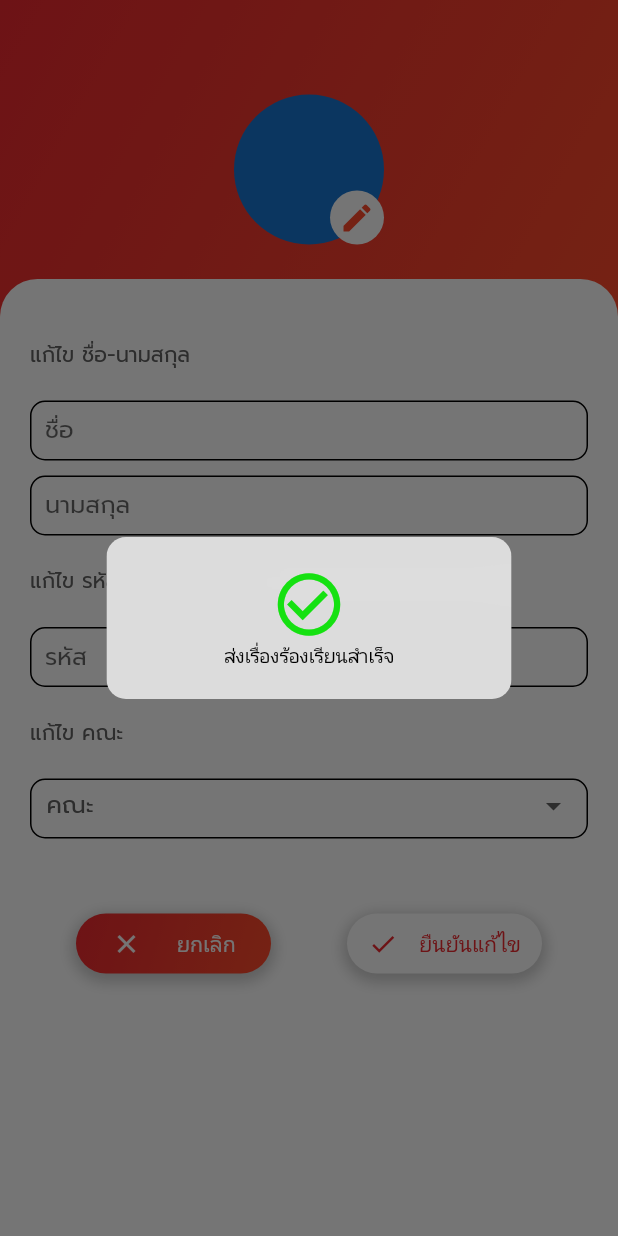
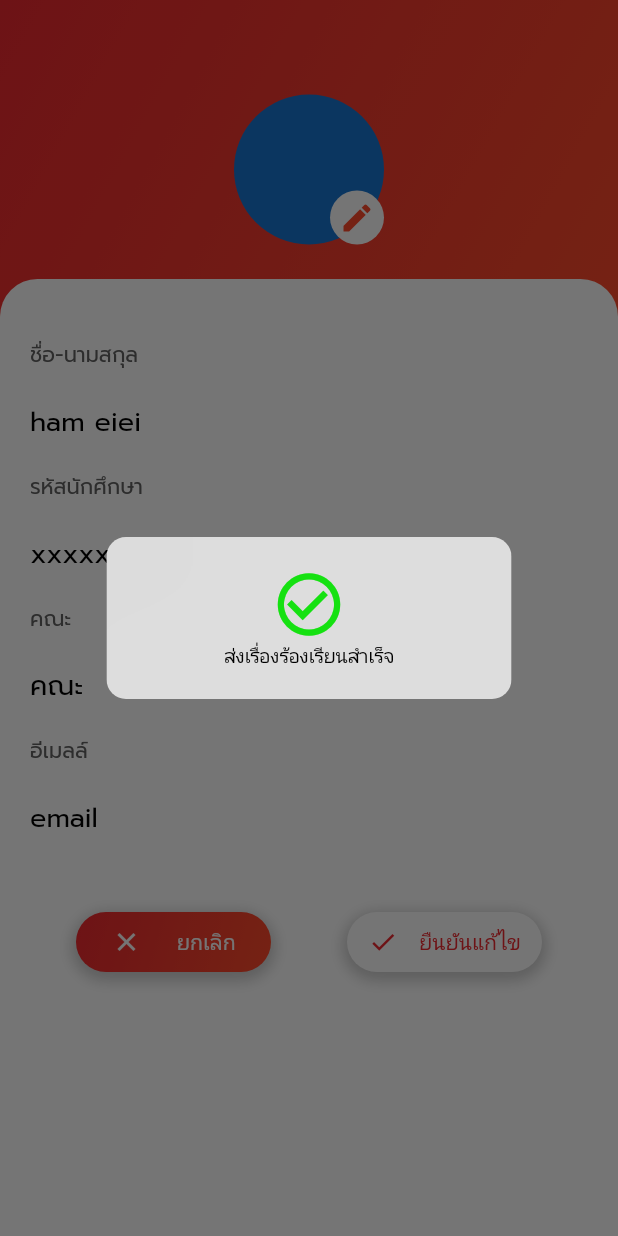
Before and after one commit to NutteeCh/SiamUApp, a Flutter app: the EditProfileScreen screen opened directly with empty values, after a tap on "ยืนยันแก้ไข", on a phone screen of 412 x 824 dp. Run offline on Flutter 3.47's test engine with Material 2 defaults, Android fonts, the phone set to English and light mode, and no system bars; our stand-ins replace carousel_slider, cloud_firestore, firebase_auth, firebase_core, firebase_storage, image_picker; accounts and stored records are empty.

Commit message:
update editprofile UI

```diff
--- a/lib/screens/edit_profile_screen.dart
+++ b/lib/screens/edit_profile_screen.dart
@@ -166,7 +166,7 @@ class _EditProfileScreenState extends State<EditProfileScreen> {
                     alignment: Alignment.topLeft,
                     margin: EdgeInsets.only(left: 20, top: 40),
                     child: Text(
-                      "แก้ไข ชื่อ-นามสกุล",
+                      "ชื่อ-นามสกุล",
                       style: TextStyle(
                         fontSize: 14,
                         color: SiamColors.grey,
@@ -174,84 +174,94 @@ class _EditProfileScreenState extends State<EditProfileScreen> {
                     ),
                   ),
                   Container(
-                    height: 40,
-                    margin: EdgeInsets.only(left: 20, right: 20, top: 20),
-                    child: TextFormField(
-                      validator: (value) {
-                        if (value == null || value.isEmpty) {
-                          return "* กรุณากรอกชื่อ";
-                        }
-                        return null;
-                      },
-                      controller: nameController,
-                      decoration: InputDecoration(
-                          contentPadding: EdgeInsets.only(left: 10),
-                          hintText: "ชื่อ",
-                          enabledBorder: OutlineInputBorder(
-                              borderSide: BorderSide(
+                    alignment: Alignment.topLeft,
+                    margin: EdgeInsets.only(left: 20, top: 20),
+                    child: Text(
+                      "ham eiei ",
+                      style: TextStyle(
+                        fontSize: 18,
                         color: Colors.black,
                       ),
-                              borderRadius: BorderRadius.circular(10)),
-                          errorBorder: OutlineInputBorder(
-                              borderSide: BorderSide(
-                                color: Colors.black,
                     ),
-                              borderRadius: BorderRadius.circular(10)),
-                          border: OutlineInputBorder(
-                              borderSide: BorderSide(
-                                color: Colors.black,
+                    // height: 40,
+                    // margin: EdgeInsets.only(left: 20, right: 20, top: 20),
+
+                    // child: TextFormField(
+                    //   validator: (value) {
+                    //     if (value == null || value.isEmpty) {
+                    //       return "* กรุณากรอกชื่อ";
+                    //     }
+                    //     return null;
+                    //   },
+                    //   controller: nameController,
+                    //   decoration: InputDecoration(
+                    //       contentPadding: EdgeInsets.only(left: 10),
+                    //       hintText: "ชื่อ",
+                    //       enabledBorder: OutlineInputBorder(
+                    //           borderSide: BorderSide(
+                    //             color: Colors.black,
+                    //           ),
+                    //           borderRadius: BorderRadius.circular(10)),
+                    //       errorBorder: OutlineInputBorder(
+                    //           borderSide: BorderSide(
+                    //             color: Colors.black,
+                    //           ),
+                    //           borderRadius: BorderRadius.circular(10)),
+                    //       border: OutlineInputBorder(
+                    //           borderSide: BorderSide(
+                    //             color: Colors.black,
+                    //           ),
+                    //           borderRadius: BorderRadius.circular(10)),
+                    //       focusedBorder: OutlineInputBorder(
+                    //         borderSide: BorderSide(
+                    //           color: SiamColors.red,
+                    //         ),
+                    //         borderRadius: BorderRadius.circular(10),
+                    //       )),
+                    // ),
                   ),
-                              borderRadius: BorderRadius.circular(10)),
-                          focusedBorder: OutlineInputBorder(
-                            borderSide: BorderSide(
-                              color: SiamColors.red,
-                            ),
-                            borderRadius: BorderRadius.circular(10),
-                          )),
-                    ),
-                  ),
-                  Container(
-                    height: 40,
-                    margin: EdgeInsets.only(left: 20, right: 20, top: 10),
-                    child: TextFormField(
-                      validator: (value) {
-                        if (value == null || value.isEmpty) {
-                          return "* กรุณากรอกนามสกุล";
-                        }
-                        return null;
-                      },
-                      controller: surnameController,
-                      decoration: InputDecoration(
-                          contentPadding: EdgeInsets.only(left: 10),
-                          hintText: "นามสกุล",
-                          enabledBorder: OutlineInputBorder(
-                              borderSide: BorderSide(
-                                color: Colors.black,
-                              ),
-                              borderRadius: BorderRadius.circular(10)),
-                          errorBorder: OutlineInputBorder(
-                              borderSide: BorderSide(
-                                color: Colors.black,
-                              ),
-                              borderRadius: BorderRadius.circular(10)),
-                          border: OutlineInputBorder(
-                              borderSide: BorderSide(
-                                color: Colors.black,
-                              ),
-                              borderRadius: BorderRadius.circular(10)),
-                          focusedBorder: OutlineInputBorder(
-                            borderSide: BorderSide(
-                              color: SiamColors.red,
-                            ),
-                            borderRadius: BorderRadius.circular(10),
-                          )),
-                    ),
-                  ),
+                  // Container(
+                  //   height: 40,
+                  //   margin: EdgeInsets.only(left: 20, right: 20, top: 10),
+                  //   child: TextFormField(
+                  //     validator: (value) {
+                  //       if (value == null || value.isEmpty) {
+                  //         return "* กรุณากรอกนามสกุล";
+                  //       }
+                  //       return null;
+                  //     },
+                  //     controller: surnameController,
+                  //     decoration: InputDecoration(
+                  //         contentPadding: EdgeInsets.only(left: 10),
+                  //         hintText: "นามสกุล",
+                  //         enabledBorder: OutlineInputBorder(
+                  //             borderSide: BorderSide(
+                  //               color: Colors.black,
+                  //             ),
+                  //             borderRadius: BorderRadius.circular(10)),
+                  //         errorBorder: OutlineInputBorder(
+                  //             borderSide: BorderSide(
+                  //               color: Colors.black,
+                  //             ),
+                  //             borderRadius: BorderRadius.circular(10)),
+                  //         border: OutlineInputBorder(
+                  //             borderSide: BorderSide(
+                  //               color: Colors.black,
+                  //             ),
+                  //             borderRadius: BorderRadius.circular(10)),
+                  //         focusedBorder: OutlineInputBorder(
+                  //           borderSide: BorderSide(
+                  //             color: SiamColors.red,
+                  //           ),
+                  //           borderRadius: BorderRadius.circular(10),
+                  //         )),
+                  //   ),
+                  // ),
                   Container(
                     alignment: Alignment.topLeft,
                     margin: EdgeInsets.only(left: 20, top: 20),
                     child: Text(
-                      "แก้ไข รหัสนักศึกษา",
+                      "รหัสนักศึกษา",
                       style: TextStyle(
                         fontSize: 14,
                         color: SiamColors.grey,
@@ -259,47 +269,56 @@ class _EditProfileScreenState extends State<EditProfileScreen> {
                     ),
                   ),
                   Container(
-                    height: 40,
-                    margin: EdgeInsets.only(left: 20, right: 20, top: 20),
-                    child: TextFormField(
-                      validator: (value) {
-                        if (value == null || value.isEmpty) {
-                          return "* กรุณากรอกรหัสนักศึกษา";
-                        }
-                        return null;
-                      },
-                      controller: studentidController,
-                      decoration: InputDecoration(
-                          contentPadding: EdgeInsets.only(left: 10),
-                          hintText: "รหัส",
-                          enabledBorder: OutlineInputBorder(
-                              borderSide: BorderSide(
+                    alignment: Alignment.topLeft,
+                    margin: EdgeInsets.only(left: 20, top: 20),
+                    child: Text(
+                      "xxxxxxxxxx ",
+                      style: TextStyle(
+                        fontSize: 18,
                         color: Colors.black,
                       ),
-                              borderRadius: BorderRadius.circular(10)),
-                          errorBorder: OutlineInputBorder(
-                              borderSide: BorderSide(
-                                color: Colors.black,
                     ),
-                              borderRadius: BorderRadius.circular(10)),
-                          border: OutlineInputBorder(
-                              borderSide: BorderSide(
-                                color: Colors.black,
-                              ),
-                              borderRadius: BorderRadius.circular(10)),
-                          focusedBorder: OutlineInputBorder(
-                            borderSide: BorderSide(
-                              color: SiamColors.red,
-                            ),
-                            borderRadius: BorderRadius.circular(10),
-                          )),
-                    ),
+                    // height: 40,
+                    // margin: EdgeInsets.only(left: 20, right: 20, top: 20),
+                    // child: TextFormField(
+                    //   validator: (value) {
+                    //     if (value == null || value.isEmpty) {
+                    //       return "* กรุณากรอกรหัสนักศึกษา";
+                    //     }
+                    //     return null;
+                    //   },
+                    //   controller: studentidController,
+                    //   decoration: InputDecoration(
+                    //       contentPadding: EdgeInsets.only(left: 10),
+                    //       hintText: "รหัส",
+                    //       enabledBorder: OutlineInputBorder(
+                    //           borderSide: BorderSide(
+                    //             color: Colors.black,
+                    //           ),
+                    //           borderRadius: BorderRadius.circular(10)),
+                    //       errorBorder: OutlineInputBorder(
+                    //           borderSide: BorderSide(
+                    //             color: Colors.black,
+                    //           ),
+                    //           borderRadius: BorderRadius.circular(10)),
+                    //       border: OutlineInputBorder(
+                    //           borderSide: BorderSide(
+                    //             color: Colors.black,
+                    //           ),
+                    //           borderRadius: BorderRadius.circular(10)),
+                    //       focusedBorder: OutlineInputBorder(
+                    //         borderSide: BorderSide(
+                    //           color: SiamColors.red,
+                    //         ),
+                    //         borderRadius: BorderRadius.circular(10),
+                    //       )),
+                    // ),
                   ),
                   Container(
                     alignment: Alignment.topLeft,
                     margin: EdgeInsets.only(left: 20, top: 20),
                     child: Text(
-                      "แก้ไข คณะ",
+                      "คณะ",
                       style: TextStyle(
                         fontSize: 14,
                         color: SiamColors.grey,
@@ -307,33 +326,64 @@ class _EditProfileScreenState extends State<EditProfileScreen> {
                     ),
                   ),
                   Container(
-                    height: 40,
-                    margin: EdgeInsets.only(left: 20, right: 20, top: 20),
-                    padding: EdgeInsets.symmetric(horizontal: 10, vertical: 5),
-                    decoration: BoxDecoration(
-                        borderRadius: BorderRadius.circular(10.0),
-                        border: Border.all(color: Colors.black)),
-                    child: DropdownButtonHideUnderline(
-                      child: DropdownButtonFormField<String>(
-                        decoration: InputDecoration.collapsed(hintText: ''),
-                        validator: (value) {
-                          if (value == null || value.isEmpty) {
-                            return "* กรุณาเลือกคณะ";
-                          }
-                          return null;
-                        },
-                        hint: Text(
-                          'คณะ',
+                    alignment: Alignment.topLeft,
+                    margin: EdgeInsets.only(left: 20, top: 20),
+                    child: Text(
+                      "คณะ ",
                       style: TextStyle(
-                            fontSize: 16,
+                        fontSize: 18,
+                        color: Colors.black,
+                      ),
+                    ),
+                    // height: 40,
+                    // margin: EdgeInsets.only(left: 20, right: 20, top: 20),
+                    // padding: EdgeInsets.symmetric(horizontal: 10, vertical: 5),
+                    // decoration: BoxDecoration(
+                    //     borderRadius: BorderRadius.circular(10.0),
+                    //     border: Border.all(color: Colors.black)),
+                    // child: DropdownButtonHideUnderline(
+                    //   child: DropdownButtonFormField<String>(
+                    //     decoration: InputDecoration.collapsed(hintText: ''),
+                    //     validator: (value) {
+                    //       if (value == null || value.isEmpty) {
+                    //         return "* กรุณาเลือกคณะ";
+                    //       }
+                    //       return null;
+                    //     },
+                    //     hint: Text(
+                    //       'คณะ',
+                    //       style: TextStyle(
+                    //         fontSize: 16,
+                    //         color: SiamColors.grey,
+                    //       ),
+                    //     ),
+                    //     value: facultyText,
+                    //     isExpanded: true,
+                    //     items: facultyList.map(buildMenuItem).toList(),
+                    //     onChanged: (facultyText) => setState(
+                    //         () => this.facultyText = facultyText as String?),
+                    //   ),
+                    // ),
+                  ),
+                  Container(
+                    alignment: Alignment.topLeft,
+                    margin: EdgeInsets.only(left: 20, top: 20),
+                    child: Text(
+                      "อีเมลล์ ",
+                      style: TextStyle(
+                        fontSize: 14,
                         color: SiamColors.grey,
                       ),
                     ),
-                        value: facultyText,
-                        isExpanded: true,
-                        items: facultyList.map(buildMenuItem).toList(),
-                        onChanged: (facultyText) => setState(
-                            () => this.facultyText = facultyText as String?),
+                  ),
+                  Container(
+                    alignment: Alignment.topLeft,
+                    margin: EdgeInsets.only(left: 20, top: 20),
+                    child: Text(
+                      "email",
+                      style: TextStyle(
+                        fontSize: 18,
+                        color: Colors.black,
                       ),
                     ),
                   ),
```
Lines whose indentation alone changed are shown as unchanged.
